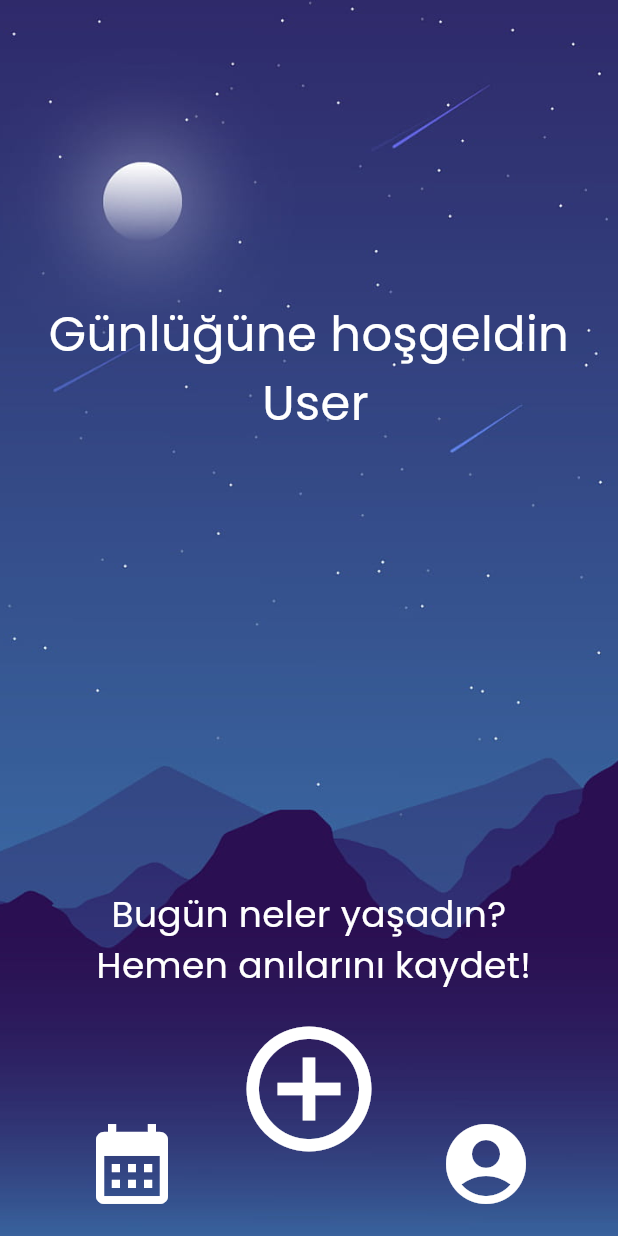
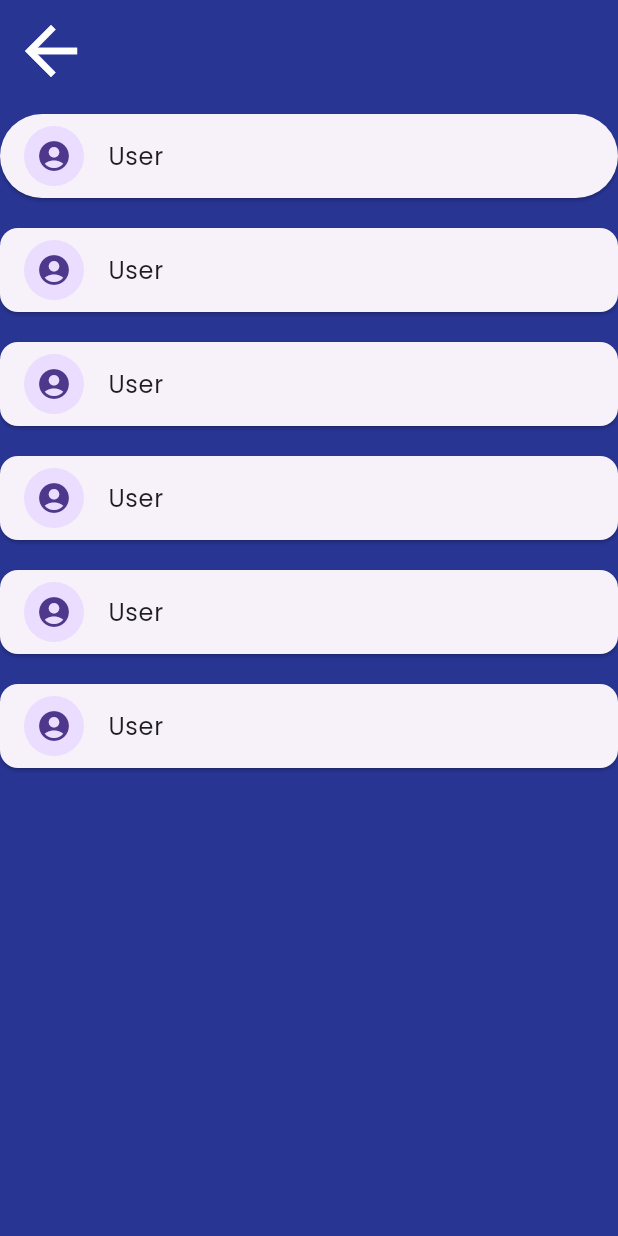
Before and after one commit to Saner-y/DiaryAI, a Flutter app: the screen it shows after launch, after a tap on the "account circle" icon, on a phone screen of 412 x 824 dp. Run offline on Flutter 3.47's test engine with Material 3 defaults, Android fonts, the phone set to English and light mode, and no system bars; our stand-ins replace google_fonts.

Commit message:
homepage.dart finished menuPage.dart will design calendarPage.dart started to design

```diff
--- a/lib/homepage.dart
+++ b/lib/homepage.dart
@@ -1,3 +1,4 @@
+import 'package:diaryai/menuPage.dart';
 import 'package:flutter/material.dart';
 
 class homePage extends StatelessWidget {
@@ -11,9 +12,13 @@ class homePage extends StatelessWidget {
         decoration: BoxDecoration(
           image: DecorationImage(
             image: AssetImage('assets/images/homePageBackground.jpg'),
-              fit: BoxFit.cover),
+            fit: BoxFit.cover,
           ),
-        child: Column(
+        ),
+        child: ListView(
+          primary: false,
+          children: [
+            Column(
               mainAxisAlignment: MainAxisAlignment.spaceBetween,
               children: [
                 Padding(
@@ -73,7 +78,13 @@ class homePage extends StatelessWidget {
                             padding: const EdgeInsets.only(top: 50),
                             child: IconButton(
                               padding: EdgeInsets.all(20),
-                          onPressed: () {},
+                              onPressed: () {
+                                Navigator.push(
+                                    context,
+                                    MaterialPageRoute(
+                                      builder: (context) => menuPage(),
+                                    ));
+                              },
                               icon: Icon(
                                 Icons.account_circle,
                                 size: 64,
@@ -88,6 +99,8 @@ class homePage extends StatelessWidget {
                 )
               ],
             ),
+          ],
+        ),
       ),
     );
   }
--- a/lib/menuPage.dart
+++ b/lib/menuPage.dart
@@ -0,0 +1,98 @@
+import 'package:diaryai/homepage.dart';
+import 'package:flutter/material.dart';
+
+class menuPage extends StatelessWidget {
+  const menuPage({super.key});
+
+  @override
+  Widget build(BuildContext context) {
+    return Scaffold(
+      appBar: AppBar(
+        backgroundColor: Colors.indigo[800],
+        iconTheme: IconThemeData(color: Colors.white, size: 52),
+      ),
+      body: Container(
+        color: Colors.indigo[800],
+        child: ListView(
+          children: [
+            Card(
+              shape: RoundedRectangleBorder(
+                borderRadius: BorderRadius.circular(45)
+              ),
+              margin: EdgeInsets.only(top: 20),
+              child: ListTile(
+                onTap: () {
+                  Navigator.push(context, MaterialPageRoute(builder: (context) => homePage(),));
+                },
+                title: Text('User'),
+                leading: CircleAvatar(
+                  child: Icon(Icons.account_circle),
+                ),
+              ),
+            ),
+            Card(
+              margin: EdgeInsets.only(top: 20),
+              child: ListTile(
+                onTap: () {
+                  Navigator.push(context, MaterialPageRoute(builder: (context) => homePage(),));
+                },
+                title: Text('User'),
+                leading: CircleAvatar(
+                  child: Icon(Icons.account_circle),
+                ),
+              ),
+            ),
+            Card(
+              margin: EdgeInsets.only(top: 20),
+              child: ListTile(
+                onTap: () {
+                  Navigator.push(context, MaterialPageRoute(builder: (context) => homePage(),));
+                },
+                title: Text('User'),
+                leading: CircleAvatar(
+                  child: Icon(Icons.account_circle),
+                ),
+              ),
+            ),
+            Card(
+              margin: EdgeInsets.only(top: 20),
+              child: ListTile(
+                onTap: () {
+                  Navigator.push(context, MaterialPageRoute(builder: (context) => homePage(),));
+                },
+                title: Text('User'),
+                leading: CircleAvatar(
+                  child: Icon(Icons.account_circle),
+                ),
+              ),
+            ),
+            Card(
+              margin: EdgeInsets.only(top: 20),
+              child: ListTile(
+                onTap: () {
+                  Navigator.push(context, MaterialPageRoute(builder: (context) => homePage(),));
+                },
+                title: Text('User'),
+                leading: CircleAvatar(
+                  child: Icon(Icons.account_circle),
+                ),
+              ),
+            ),
+            Card(
+              margin: EdgeInsets.only(top: 20),
+              child: ListTile(
+                onTap: () {
+                  Navigator.push(context, MaterialPageRoute(builder: (context) => homePage(),));
+                },
+                title: Text('User'),
+                leading: CircleAvatar(
+                  child: Icon(Icons.account_circle),
+                ),
+              ),
+            ),
+          ],
+        ),
+      ),
+    );
+  }
+}
```
Also changed, not shown: lib/calendarPage.dart (added), 1 other file. Lines whose indentation alone changed are shown as unchanged.
